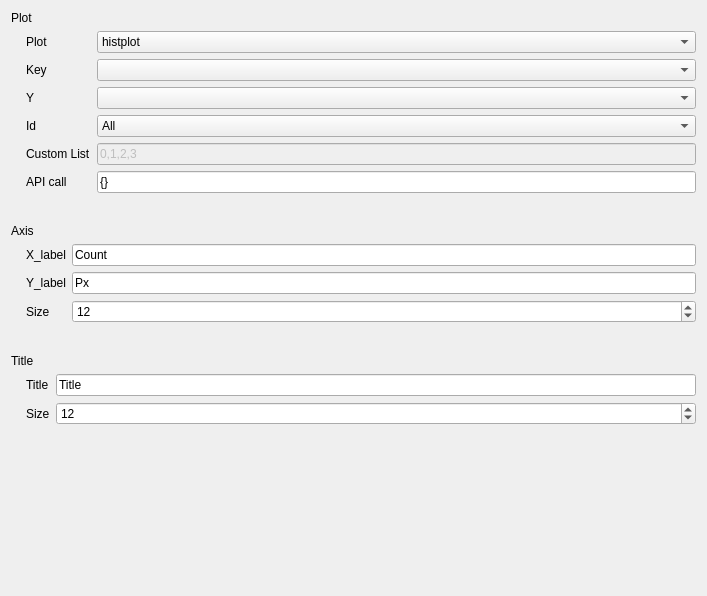
Above: src/plot_settings.ui from FastTrackOrg/FastAnalyzer before the change. Below: the same form after it.
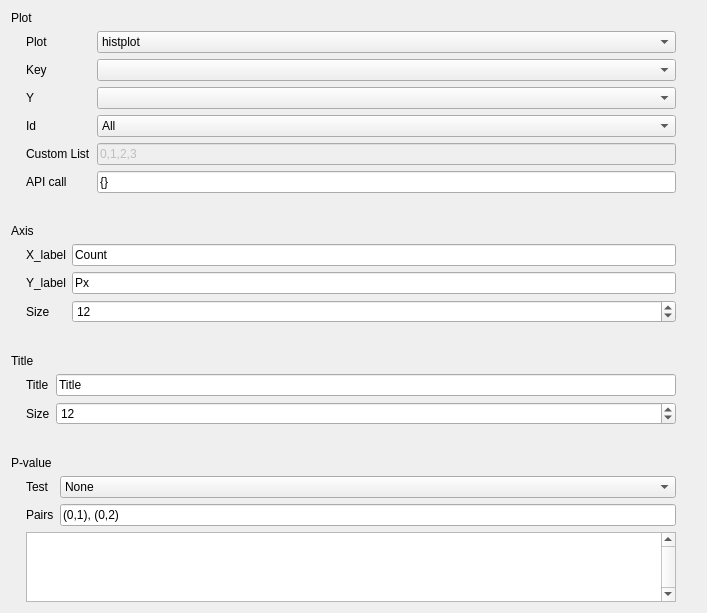
That is the form after the change.

Diff of the .ui file:
```diff
--- a/src/plot_settings.ui
+++ b/src/plot_settings.ui
@@ -27,7 +27,7 @@
      </property>
     </widget>
    </item>
-   <item row="1" column="0" colspan="2">
+   <item row="1" column="0">
     <layout class="QFormLayout" name="formLayout_3">
      <property name="leftMargin">
       <number>15</number>
@@ -165,7 +165,7 @@
      </property>
     </widget>
    </item>
-   <item row="3" column="0" colspan="2">
+   <item row="3" column="0">
     <layout class="QFormLayout" name="formLayout">
      <property name="leftMargin">
       <number>15</number>
@@ -224,7 +224,7 @@
      </property>
     </widget>
    </item>
-   <item row="5" column="0" colspan="2">
+   <item row="5" column="0">
     <layout class="QFormLayout" name="formLayout_2">
      <property name="leftMargin">
       <number>15</number>
@@ -262,7 +262,112 @@
      </item>
     </layout>
    </item>
-   <item row="6" column="1">
+   <item row="6" column="0">
+    <widget class="QLabel" name="label_8">
+     <property name="text">
+      <string>P-value</string>
+     </property>
+    </widget>
+   </item>
+   <item row="7" column="0">
+    <layout class="QFormLayout" name="formLayout_4">
+     <property name="leftMargin">
+      <number>15</number>
+     </property>
+     <item row="0" column="1">
+      <widget class="QComboBox" name="pTest">
+       <item>
+        <property name="text">
+         <string>None</string>
+        </property>
+       </item>
+       <item>
+        <property name="text">
+         <string>Mann-Whitney</string>
+        </property>
+       </item>
+       <item>
+        <property name="text">
+         <string>Mann-Whitney-gt</string>
+        </property>
+       </item>
+       <item>
+        <property name="text">
+         <string>Mann-Whitney-ls</string>
+        </property>
+       </item>
+       <item>
+        <property name="text">
+         <string>t-test_ind</string>
+        </property>
+       </item>
+       <item>
+        <property name="text">
+         <string>t-test_welch</string>
+        </property>
+       </item>
+       <item>
+        <property name="text">
+         <string>t-test_paired</string>
+        </property>
+       </item>
+       <item>
+        <property name="text">
+         <string>Levene</string>
+        </property>
+       </item>
+       <item>
+        <property name="text">
+         <string>Wilcoxon</string>
+        </property>
+       </item>
+       <item>
+        <property name="text">
+         <string>Kruskal</string>
+        </property>
+       </item>
+      </widget>
+     </item>
+     <item row="0" column="0">
+      <widget class="QLabel" name="label_14">
+       <property name="text">
+        <string>Test</string>
+       </property>
+      </widget>
+     </item>
+     <item row="2" column="0">
+      <widget class="QLabel" name="label_13">
+       <property name="text">
+        <string>Pairs</string>
+       </property>
+      </widget>
+     </item>
+     <item row="2" column="1">
+      <widget class="QLineEdit" name="pPairs">
+       <property name="text">
+        <string>(0,1), (0,2)</string>
+       </property>
+      </widget>
+     </item>
+     <item row="3" column="0" colspan="2">
+      <widget class="QPlainTextEdit" name="pDetail">
+       <property name="enabled">
+        <bool>true</bool>
+       </property>
+       <property name="verticalScrollBarPolicy">
+        <enum>Qt::ScrollBarAlwaysOn</enum>
+       </property>
+       <property name="textInteractionFlags">
+        <set>Qt::TextSelectableByKeyboard|Qt::TextSelectableByMouse</set>
+       </property>
+       <property name="centerOnScroll">
+        <bool>true</bool>
+       </property>
+      </widget>
+     </item>
+    </layout>
+   </item>
+   <item row="8" column="1">
     <spacer name="verticalSpacer">
      <property name="orientation">
       <enum>Qt::Vertical</enum>
```
